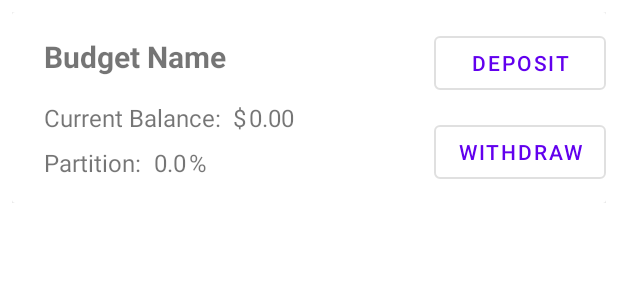
After one commit to taylor-giles/Money-Manager, an Android app: the layout layout_budget_view.xml on its own in the app's theme, with its tools: preview values and no code run, on a phone screen of 412 x 824 dp. The commit adds this screen. Shown: the top 300 px of the screen. Run offline under Robolectric (Android 15) with nearby library versions, the phone set to English and light mode, and no system bars.

Commit message:
Add BudgetView

```diff
--- /dev/null
+++ b/app/src/main/res/layout/layout_budget_view.xml
@@ -0,0 +1,147 @@
+<?xml version="1.0" encoding="utf-8"?>
+<androidx.constraintlayout.widget.ConstraintLayout xmlns:android="http://schemas.android.com/apk/res/android"
+    xmlns:app="http://schemas.android.com/apk/res-auto"
+    xmlns:tools="http://schemas.android.com/tools"
+    android:layout_width="match_parent"
+    android:layout_height="wrap_content"
+    android:padding="8dp">
+
+    <androidx.cardview.widget.CardView
+        android:layout_width="0dp"
+        android:layout_height="wrap_content"
+        app:cardElevation="3dp"
+        app:layout_constraintEnd_toEndOf="parent"
+        app:layout_constraintStart_toStartOf="parent"
+        app:layout_constraintTop_toTopOf="parent">
+
+        <androidx.constraintlayout.widget.ConstraintLayout
+            android:layout_width="match_parent"
+            android:layout_height="match_parent">
+
+            <View
+                android:id="@+id/view_budget_color"
+                android:layout_width="5dp"
+                android:layout_height="0dp"
+                app:layout_constraintBottom_toBottomOf="parent"
+                app:layout_constraintStart_toStartOf="parent"
+                app:layout_constraintTop_toTopOf="parent" />
+
+            <androidx.constraintlayout.widget.ConstraintLayout
+                android:id="@+id/layout_budget_item_content"
+                android:layout_width="wrap_content"
+                android:layout_height="match_parent"
+                android:padding="16dp"
+                app:layout_constraintBottom_toBottomOf="parent"
+                app:layout_constraintStart_toEndOf="@+id/view_budget_color"
+                app:layout_constraintTop_toTopOf="parent">
+
+                <TextView
+                    android:id="@+id/textView9"
+                    android:layout_width="wrap_content"
+                    android:layout_height="wrap_content"
+                    android:layout_marginTop="16dp"
+                    android:text="@string/current_balance_label"
+                    android:textSize="16sp"
+                    app:layout_constraintStart_toStartOf="parent"
+                    app:layout_constraintTop_toBottomOf="@+id/text_budget_item_name" />
+
+                <TextView
+                    android:id="@+id/textView11"
+                    android:layout_width="wrap_content"
+                    android:layout_height="wrap_content"
+                    android:layout_marginStart="8dp"
+                    android:text="@string/_dollar_sign"
+                    android:textSize="16sp"
+                    app:layout_constraintBottom_toBottomOf="@+id/textView9"
+                    app:layout_constraintStart_toEndOf="@+id/textView9"
+                    app:layout_constraintTop_toTopOf="@+id/textView9" />
+
+                <TextView
+                    android:id="@+id/text_budget_item_name"
+                    android:layout_width="wrap_content"
+                    android:layout_height="wrap_content"
+                    android:text="@string/budget_name"
+                    android:textSize="20sp"
+                    android:textStyle="bold"
+                    app:layout_constraintStart_toStartOf="parent"
+                    app:layout_constraintTop_toTopOf="parent" />
+
+                <TextView
+                    android:id="@+id/text_budget_item_amount"
+                    android:layout_width="wrap_content"
+                    android:layout_height="wrap_content"
+                    android:layout_marginStart="2dp"
+                    android:text="@string/_0_00"
+                    android:textSize="16sp"
+                    app:layout_constraintBottom_toBottomOf="@+id/textView11"
+                    app:layout_constraintStart_toEndOf="@+id/textView11"
+                    app:layout_constraintTop_toTopOf="@+id/textView11" />
+
+                <TextView
+                    android:id="@+id/textView15"
+                    android:layout_width="wrap_content"
+                    android:layout_height="wrap_content"
+                    android:layout_marginStart="2dp"
+                    android:text="@string/_percent_sign"
+                    android:textSize="16sp"
+                    app:layout_constraintBottom_toBottomOf="@+id/text_budget_item_partition"
+                    app:layout_constraintStart_toEndOf="@+id/text_budget_item_partition"
+                    app:layout_constraintTop_toTopOf="@+id/text_budget_item_partition" />
+
+                <TextView
+                    android:id="@+id/textView13"
+                    android:layout_width="wrap_content"
+                    android:layout_height="wrap_content"
+                    android:layout_marginTop="8dp"
+                    android:text="@string/partition_label"
+                    android:textSize="16sp"
+                    app:layout_constraintStart_toStartOf="parent"
+                    app:layout_constraintTop_toBottomOf="@+id/textView9" />
+
+                <TextView
+                    android:id="@+id/text_budget_item_partition"
+                    android:layout_width="wrap_content"
+                    android:layout_height="wrap_content"
+                    android:layout_marginStart="8dp"
+                    android:text="@string/_0_0"
+                    android:textSize="16sp"
+                    app:layout_constraintBottom_toBottomOf="@+id/textView13"
+                    app:layout_constraintStart_toEndOf="@+id/textView13"
+                    app:layout_constraintTop_toTopOf="@+id/textView13" />
+            </androidx.constraintlayout.widget.ConstraintLayout>
+
+            <LinearLayout
+                android:id="@+id/layout_budget_item_buttons"
+                android:layout_width="wrap_content"
+                android:layout_height="0dp"
+                android:layout_marginTop="10dp"
+                android:layout_marginBottom="10dp"
+                android:orientation="vertical"
+                app:layout_constraintBottom_toBottomOf="parent"
+                app:layout_constraintEnd_toEndOf="parent"
+                app:layout_constraintTop_toTopOf="parent">
+
+                <Button
+                    android:id="@+id/btn_budget_item_deposit"
+                    style="@style/Widget.MaterialComponents.Button.OutlinedButton"
+                    android:layout_width="match_parent"
+                    android:layout_height="wrap_content"
+                    android:text="@string/deposit" />
+
+                <Space
+                    android:layout_width="match_parent"
+                    android:layout_height="0dp"
+                    android:layout_weight="1" />
+
+                <Button
+                    android:id="@+id/btn_budget_item_withdraw"
+                    style="@style/Widget.MaterialComponents.Button.OutlinedButton"
+                    android:layout_width="match_parent"
+                    android:layout_height="wrap_content"
+                    android:text="@string/withdraw" />
+
+            </LinearLayout>
+
+        </androidx.constraintlayout.widget.ConstraintLayout>
+    </androidx.cardview.widget.CardView>
+</androidx.constraintlayout.widget.ConstraintLayout>
--- a/app/src/main/res/values/colors.xml
+++ b/app/src/main/res/values/colors.xml
@@ -12,4 +12,8 @@
     <color name="teal_700">#FF018786</color>
     <color name="black">#FF000000</color>
     <color name="white">#FFFFFFFF</color>
+    <color name="light_blue_400">#FF29B6F6</color>
+    <color name="light_blue_600">#FF039BE5</color>
+    <color name="gray_400">#FFBDBDBD</color>
+    <color name="gray_600">#FF757575</color>
 </resources>
--- a/app/src/main/res/values/strings.xml
+++ b/app/src/main/res/values/strings.xml
@@ -24,4 +24,7 @@
     <string name="deposit">Deposit</string>
     <string name="total_funds_label">Total Funds:</string>
     <string name="_dollarsign_0_00">$0.00</string>
+    <string name="current_balance_label">Current Balance:</string>
+    <string name="withdraw">Withdraw</string>
+    <string name="partition_label">Partition:</string>
 </resources>
```
Also changed, not shown: app/src/main/java/giles/budgetapp/activities/MainActivity.kt (+21 -0 lines), app/src/main/java/giles/budgetapp/views/BudgetView.kt (added, +96 -0 lines).
